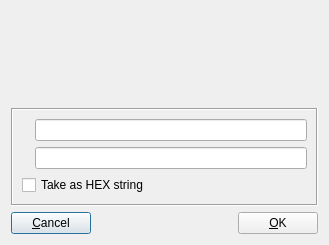
This is ui/PassWrite.ui in chris2511/xca as Qt 5 draws it before an edit. The edited form follows.
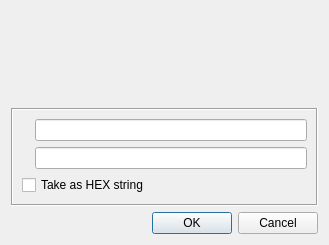
This is the edited form.

```diff
--- a/ui/PassWrite.ui
+++ b/ui/PassWrite.ui
@@ -127,44 +127,11 @@
     </widget>
    </item>
    <item>
-    <layout class="QHBoxLayout">
-     <property name="spacing">
-      <number>6</number>
+    <widget class="QDialogButtonBox" name="buttonBox">
+     <property name="standardButtons">
+      <set>QDialogButtonBox::Cancel|QDialogButtonBox::Ok</set>
      </property>
-     <property name="margin">
-      <number>0</number>
-     </property>
-     <item>
-      <widget class="QPushButton" name="PushButton2">
-       <property name="text">
-        <string>&amp;Cancel</string>
-       </property>
-      </widget>
-     </item>
-     <item>
-      <spacer>
-       <property name="orientation">
-        <enum>Qt::Horizontal</enum>
-       </property>
-       <property name="sizeType">
-        <enum>QSizePolicy::Expanding</enum>
-       </property>
-       <property name="sizeHint" stdset="0">
-        <size>
-         <width>20</width>
-         <height>20</height>
-        </size>
-       </property>
-      </spacer>
-     </item>
-     <item>
-      <widget class="QPushButton" name="PushButton1">
-       <property name="text">
-        <string>&amp;OK</string>
-       </property>
-      </widget>
-     </item>
-    </layout>
+    </widget>
    </item>
   </layout>
  </widget>
```
Left out of the diff: 70 changed lines with no effect on the pictures.
